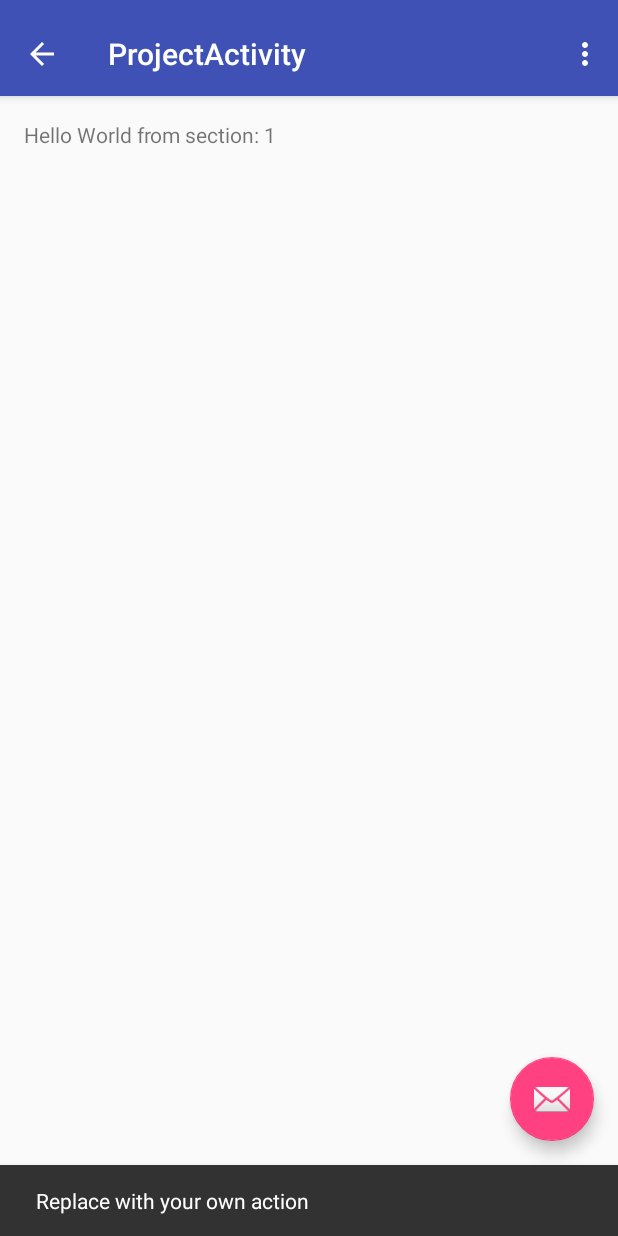
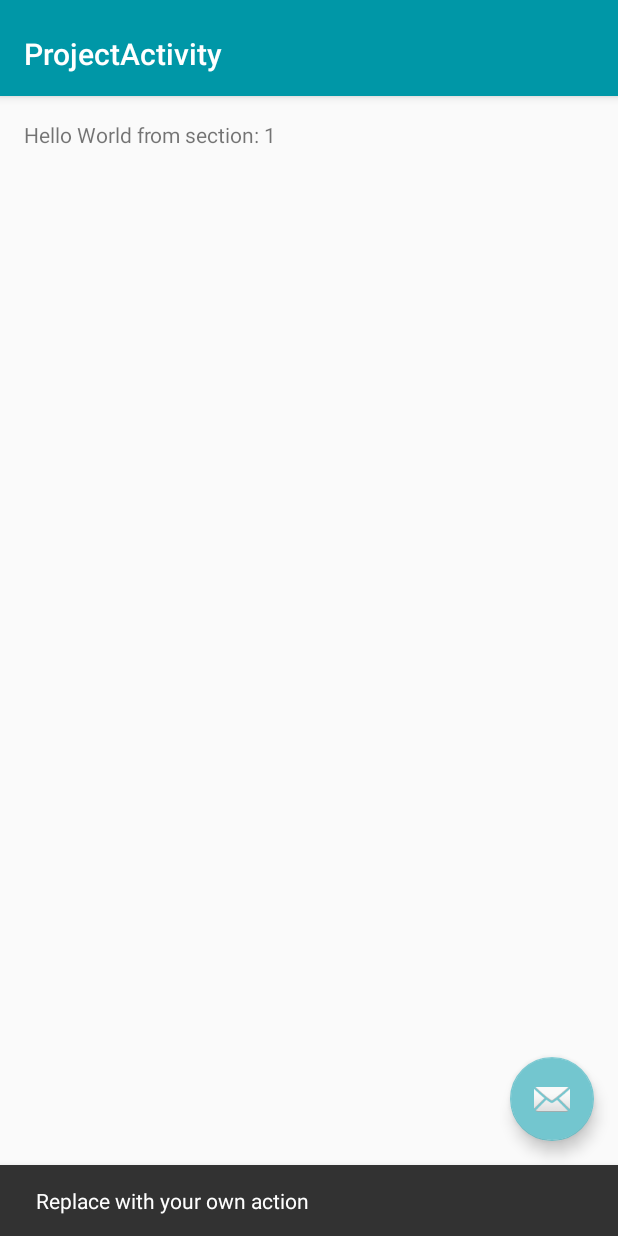
Before and after one commit to Kortforsyningen/GPSLogSheet2, an Android app: the ProjectActivity screen opened directly, with no data from a screen before it, after a tap on an icon or button, on a phone screen of 412 x 824 dp. Run offline under Robolectric (Android 15) with nearby library versions, the phone set to English and light mode, and no system bars.

Commit message:
Removed old style "back" button and changed colours to match sdfe.

```diff
--- a/app/src/main/java/ref/sdfe/gpslogsheet2/MainActivity.java
+++ b/app/src/main/java/ref/sdfe/gpslogsheet2/MainActivity.java
@@ -1,7 +1,6 @@
 package ref.sdfe.gpslogsheet2;
 
 import android.content.Intent;
-import android.media.audiofx.BassBoost;
 import android.support.v7.app.AppCompatActivity;
 import android.os.Bundle;
 import android.view.View;
--- a/app/src/main/java/ref/sdfe/gpslogsheet2/ProjectActivity.java
+++ b/app/src/main/java/ref/sdfe/gpslogsheet2/ProjectActivity.java
@@ -1,7 +1,9 @@
 package ref.sdfe.gpslogsheet2;
 
+import android.content.Intent;
 import android.support.design.widget.FloatingActionButton;
 import android.support.design.widget.Snackbar;
+import android.support.v7.app.ActionBar;
 import android.support.v7.app.AppCompatActivity;
 import android.support.v7.widget.Toolbar;
 
@@ -42,7 +44,7 @@ public class ProjectActivity extends AppCompatActivity {
 
         Toolbar toolbar = (Toolbar) findViewById(R.id.toolbar);
         setSupportActionBar(toolbar);
-        getSupportActionBar().setDisplayHomeAsUpEnabled(true);
+        getSupportActionBar().setDisplayHomeAsUpEnabled(false);
         // Create the adapter that will return a fragment for each of the three
         // primary sections of the activity.
         mSectionsPagerAdapter = new SectionsPagerAdapter(getSupportFragmentManager());
@@ -63,13 +65,13 @@ public class ProjectActivity extends AppCompatActivity {
 
     }
 
-
-    @Override
-    public boolean onCreateOptionsMenu(Menu menu) {
-        // Inflate the menu; this adds items to the action bar if it is present.
-        getMenuInflater().inflate(R.menu.menu_project, menu);
-        return true;
-    }
+//
+//    @Override
+//    public boolean onCreateOptionsMenu(Menu menu) {
+//        // Inflate the menu; this adds items to the action bar if it is present.
+//        getMenuInflater().inflate(R.menu.menu_project, menu);
+//        return true;
+//    }
 
     @Override
     public boolean onOptionsItemSelected(MenuItem item) {
--- a/app/src/main/java/ref/sdfe/gpslogsheet2/SettingsActivity.java
+++ b/app/src/main/java/ref/sdfe/gpslogsheet2/SettingsActivity.java
@@ -130,7 +130,7 @@ public class SettingsActivity extends AppCompatPreferenceActivity {
         ActionBar actionBar = getSupportActionBar();
         if (actionBar != null) {
             // Show the Up button in the action bar.
-            actionBar.setDisplayHomeAsUpEnabled(true);
+            actionBar.setDisplayHomeAsUpEnabled(false);
         }
     }
 
--- a/app/src/main/res/values/colors.xml
+++ b/app/src/main/res/values/colors.xml
@@ -1,6 +1,6 @@
 <?xml version="1.0" encoding="utf-8"?>
 <resources>
-    <color name="colorPrimary">#3F51B5</color>
-    <color name="colorPrimaryDark">#303F9F</color>
-    <color name="colorAccent">#FF4081</color>
+    <color name="colorPrimary">#0097a7</color>
+    <color name="colorPrimaryDark">#00525b</color>
+    <color name="colorAccent">#73c6cf</color>
 </resources>
```
Also changed, not shown: app/src/main/res/layout/activity_settings.xml (+20 -0 lines).
